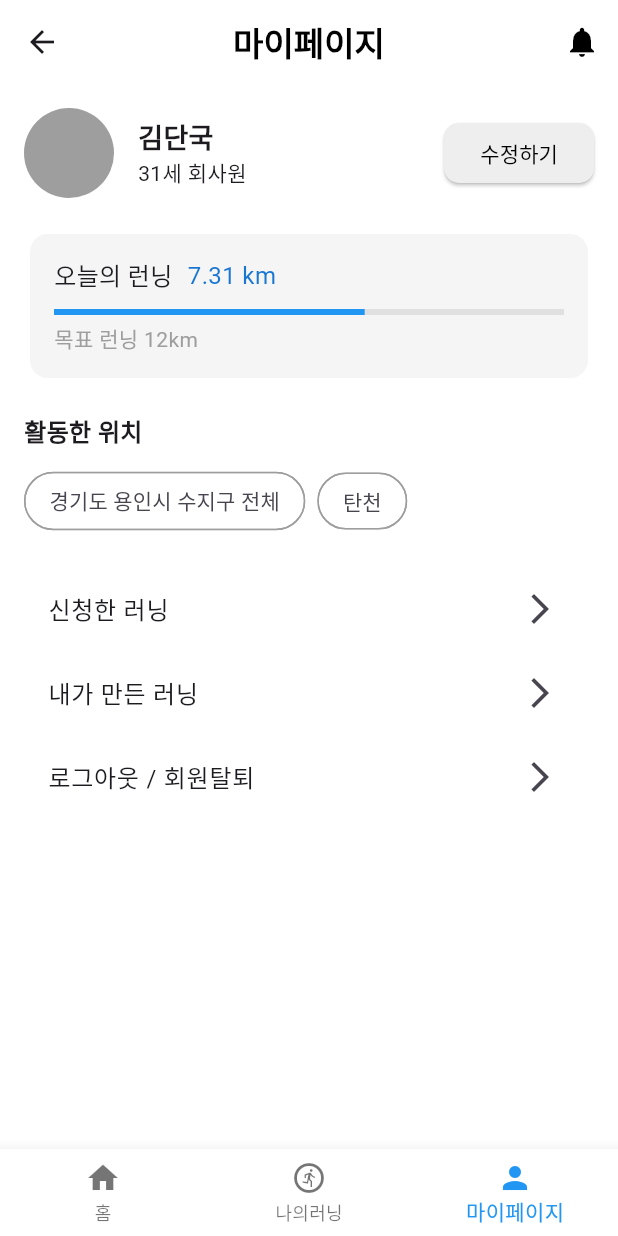
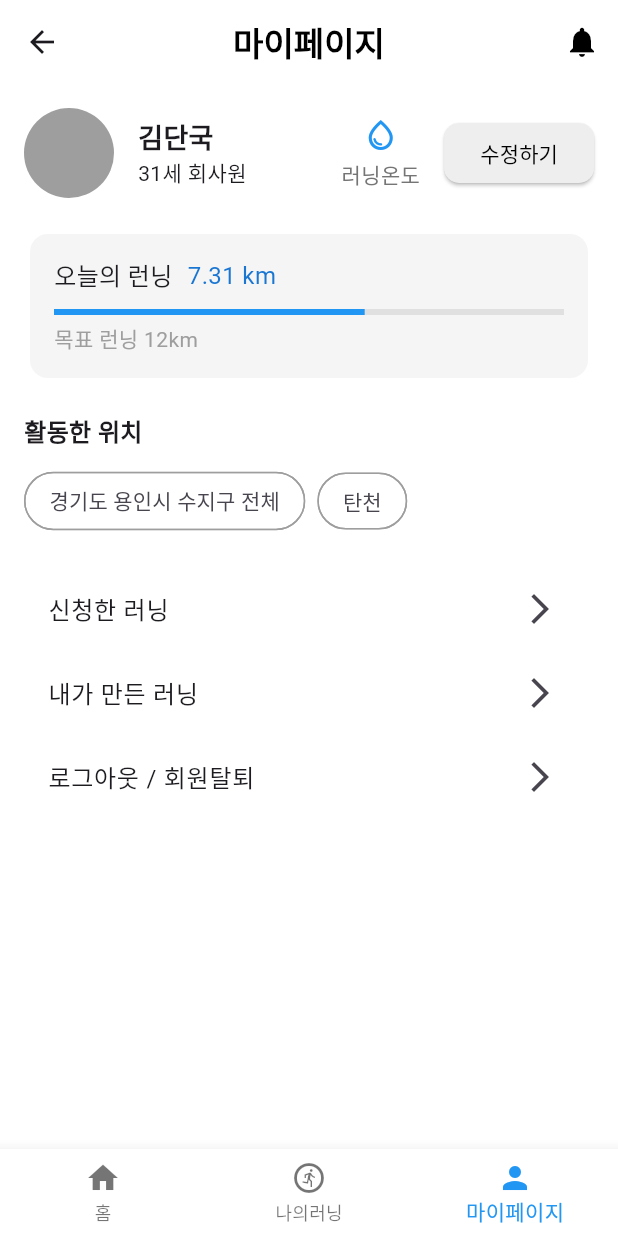
Before and after one commit to 9oormthonDKU/Frontend, a Flutter app: the ProfileView screen opened directly, on a phone screen of 412 x 824 dp. Run offline on Flutter 3.47's test engine with Material 3 defaults, Android fonts, the phone set to English and light mode, and no system bars; our stand-ins replace image_picker, table_calendar; accounts and stored records are empty.

Commit message:
chore: 러닝온도 아이콘 추가
chore: 러닝온도 아이콘 추가

```diff
--- a/goormthonfe/lib/views/profile_view.dart
+++ b/goormthonfe/lib/views/profile_view.dart
@@ -136,6 +136,26 @@ class _ProfileViewState extends State<ProfileView> {
             ],
           ),
         ),
+        // 러닝온도와 수정하기 버튼을 감싸는 Row 추가
+        Row(
+          children: [
+            Column(
+              children: [
+                const Icon(
+                  Icons.water_drop_outlined, // # Icon(Icons.local_drink)
+                  color: Colors.blue, // 아이콘 색상 설정
+                ),
+                const SizedBox(height: 4), // 아이콘과 텍스트 사이의 간격
+                Text(
+                  '러닝온도', // 텍스트 추가
+                  style: TextStyle(
+                    fontSize: 14,
+                    color: Colors.grey[600], // 텍스트 색상 설정
+                  ),
+                ),
+              ],
+            ),
+            const SizedBox(width: 16), // 러닝온도와 수정하기 버튼 사이 간격
             ElevatedButton(
               onPressed: () async {
                 // ProfileModel 데이터를 기반으로 ProfileEditModel 생성
@@ -144,16 +164,8 @@ class _ProfileViewState extends State<ProfileView> {
                   gender: _profileModel.gender,
                   birthDate: _profileModel.birthDate,
                   verificationStatus: _profileModel.verificationStatus,
-              goal: _profileModel.goal,  // 현재 목표를 전달
+                  goal: _profileModel.goal, // 현재 목표를 전달
                   location: _profileModel.location,
-            );
-
-            // 프로필 수정 페이지로 이동하고 결과 받기
-            final result = await Navigator.push(
-              context,
-              MaterialPageRoute(
-                builder: (context) => ProfileEditView(profileEditModel: profileEditModel),
-              ),
                 );
 
                 // 프로필 수정 페이지로 이동하고 결과 받기
```
Lines whose indentation alone changed are shown as unchanged.
